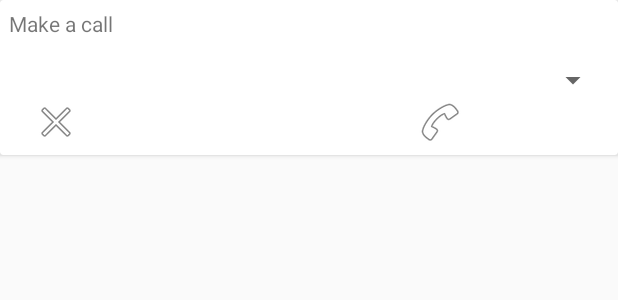
After one commit to ameerhamza6733/urAmeer, an Android app: the layout activity_calling.xml on its own in the app's theme, with its tools: preview values and no code run, on a phone screen of 412 x 824 dp. The commit adds this screen. Shown: the top 300 px of the screen. Run offline under Robolectric (Android 15) with nearby library versions, the phone set to English and light mode, and no system bars.

Commit message:
working on calling activity

```diff
--- a/app/src/main/AndroidManifest.xml
+++ b/app/src/main/AndroidManifest.xml
@@ -7,8 +7,10 @@
     <uses-permission android:name="android.permission.CAMERA" />
     <uses-permission android:name="android.permission.FLASHLIGHT" />
     <uses-permission android:name="com.android.alarm.permission.SET_ALARM" />
+
     <uses-feature android:name="android.hardware.camera" />
     <uses-feature android:name="android.hardware.camera.flash" />
+    <uses-permission android:name="android.permission.READ_CONTACTS" />
 
     <application
         android:allowBackup="true"
@@ -25,7 +27,8 @@
             </intent-filter>
         </activity>
         <activity android:name=".assistant.commands.Receivers.FlashLightActivtyReceiver" />
-        <activity android:name=".assistant.commands.Receivers.setAlarmActivty"></activity>
+        <activity android:name=".assistant.commands.Receivers.setAlarmActivty" />
+        <activity android:name=".assistant.commands.Receivers.CallingActivity"></activity>
     </application>
 
 </manifest>
--- a/app/src/main/java/com/ameerhamza6733/okAmeer/assistant/CommandInvoker.java
+++ b/app/src/main/java/com/ameerhamza6733/okAmeer/assistant/CommandInvoker.java
@@ -2,6 +2,7 @@ package com.ameerhamza6733.okAmeer.assistant;
 
 import android.content.Context;
 
+import com.ameerhamza6733.okAmeer.assistant.commands.CallCommand;
 import com.ameerhamza6733.okAmeer.assistant.commands.FlashLightOffCommand;
 import com.ameerhamza6733.okAmeer.assistant.commands.FlashlightOnCommand;
 import com.ameerhamza6733.okAmeer.assistant.commands.setAlarm;
@@ -16,7 +17,7 @@ public class CommandInvoker {
     public static Command[] getCommands() {
         if(commands==null)
         {
-            commands = new Command[] {new FlashlightOnCommand(),new FlashLightOffCommand(),new setAlarm()};
+            commands = new Command[] {new FlashlightOnCommand(),new FlashLightOffCommand(),new setAlarm(),new CallCommand()};
         }
         return commands;
     }
--- a/app/src/main/java/com/ameerhamza6733/okAmeer/assistant/commands/FlashLightOffCommand.java
+++ b/app/src/main/java/com/ameerhamza6733/okAmeer/assistant/commands/FlashLightOffCommand.java
@@ -17,7 +17,6 @@ public class FlashLightOffCommand implements Command {
         Log.d("Flashlight","turing of flash light");
         Intent i = new Intent(context, FlashLightActivtyReceiver.class);
         i.putExtra("onOrOff", false);
-        i.addFlags(Intent.FLAG_ACTIVITY_NEW_TASK);
         context.startActivity(i);
     }
 
--- a/app/src/main/java/com/ameerhamza6733/okAmeer/assistant/commands/FlashlightOnCommand.java
+++ b/app/src/main/java/com/ameerhamza6733/okAmeer/assistant/commands/FlashlightOnCommand.java
@@ -22,7 +22,7 @@ public class FlashlightOnCommand implements Command {
             public boolean handleMessage(Message message) {
                 Intent i = new Intent(context, FlashLightActivtyReceiver.class);
                 i.putExtra("onOrOff", true);
-                i.addFlags(Intent.FLAG_ACTIVITY_NEW_TASK);
+
                 context.startActivity(i);
                 return true;
             }
--- a/app/src/main/java/com/ameerhamza6733/okAmeer/assistant/commands/Receivers/setAlarmActivty.java
+++ b/app/src/main/java/com/ameerhamza6733/okAmeer/assistant/commands/Receivers/setAlarmActivty.java
@@ -12,5 +12,6 @@ public class setAlarmActivty extends AppCompatActivity {
     protected void onCreate(Bundle savedInstanceState) {
         super.onCreate(savedInstanceState);
         setContentView(R.layout.activity_set_alarm_activty);
+
     }
 }
--- /dev/null
+++ b/app/src/main/res/layout/activity_calling.xml
@@ -0,0 +1,52 @@
+<?xml version="1.0" encoding="utf-8"?>
+<android.support.v7.widget.CardView xmlns:android="http://schemas.android.com/apk/res/android"
+    xmlns:app="http://schemas.android.com/apk/res-auto"
+    xmlns:tools="http://schemas.android.com/tools"
+    android:layout_width="match_parent"
+    android:layout_height="wrap_content"
+    android:padding="8dp"
+
+    tools:context="com.ameerhamza6733.okAmeer.assistant.commands.Receivers.CallingActivity">
+<RelativeLayout
+    android:layout_width="wrap_content"
+    android:padding="6dp"
+    android:layout_height="wrap_content">
+
+    <TextView
+        android:id="@+id/textView2"
+        android:layout_width="303dp"
+        android:layout_height="wrap_content"
+        android:text="Make a call" />
+
+    <Spinner
+        android:layout_marginTop="35dp"
+        android:id="@+id/caling_spinner"
+
+
+        android:layout_width="match_parent"
+        android:layout_height="wrap_content" />
+
+    <ImageButton
+        android:id="@+id/caling_cancle"
+        android:layout_width="wrap_content"
+        android:layout_height="wrap_content"
+        android:layout_alignParentLeft="true"
+        android:layout_alignParentStart="true"
+        android:layout_below="@+id/caling_spinner"
+        android:layout_marginLeft="15dp"
+        android:layout_marginStart="15dp"
+        android:background="@color/cardview_light_background"
+        app:srcCompat="@android:drawable/ic_menu_close_clear_cancel" />
+
+    <ImageButton
+        android:id="@+id/caling_yas"
+        android:layout_width="wrap_content"
+        android:layout_height="wrap_content"
+        android:layout_alignEnd="@+id/textView2"
+        android:layout_alignRight="@+id/textView2"
+        android:layout_below="@+id/caling_spinner"
+        android:background="@color/cardview_light_background"
+        app:srcCompat="@android:drawable/ic_menu_call" />
+
+</RelativeLayout>
+</android.support.v7.widget.CardView>
--- /dev/null
+++ b/app/src/main/res/layout/spinner.xml
@@ -0,0 +1,6 @@
+<?xml version="1.0" encoding="utf-8"?>
+<LinearLayout xmlns:android="http://schemas.android.com/apk/res/android"
+    android:orientation="vertical" android:layout_width="match_parent"
+    android:layout_height="match_parent">
+
+</LinearLayout>
```
Also changed, not shown: app/src/main/java/com/ameerhamza6733/okAmeer/MainActivity.kt (+5 -4 lines), app/src/main/java/com/ameerhamza6733/okAmeer/assistant/commands/CallCommand.java (added, +29 -0 lines), app/src/main/java/com/ameerhamza6733/okAmeer/assistant/commands/Receivers/CallingActivity.java (added, +185 -0 lines), app/src/main/java/com/ameerhamza6733/okAmeer/assistant/commands/Receivers/FlashLightActivtyReceiver.java (+29 -23 lines), app/src/main/java/com/ameerhamza6733/okAmeer/assistant/commands/setAlarm.java (+6 -6 lines), app/src/main/java/com/ameerhamza6733/okAmeer/fragment/voiceRecgonizationFragment.java (+130 -48 lines), app/src/main/java/com/ameerhamza6733/okAmeer/interfacess/NonHindiQurary.java (added, +9 -0 lines), app/src/main/java/com/ameerhamza6733/okAmeer/utial/sendHiEnglishDateToActivtys.java (added, +29 -0 lines).
